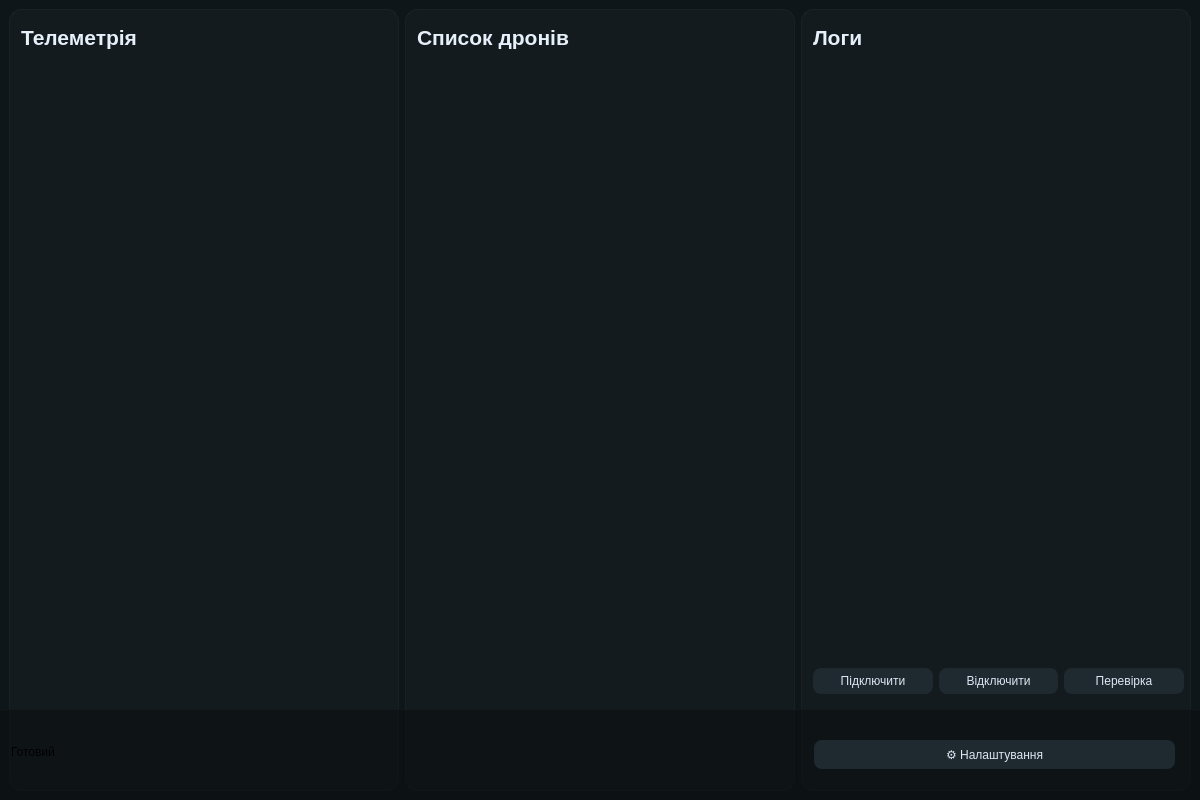
Above: UI_HUD.ui from GeraPashchenko/test-project before the change. Below: the same form after it.
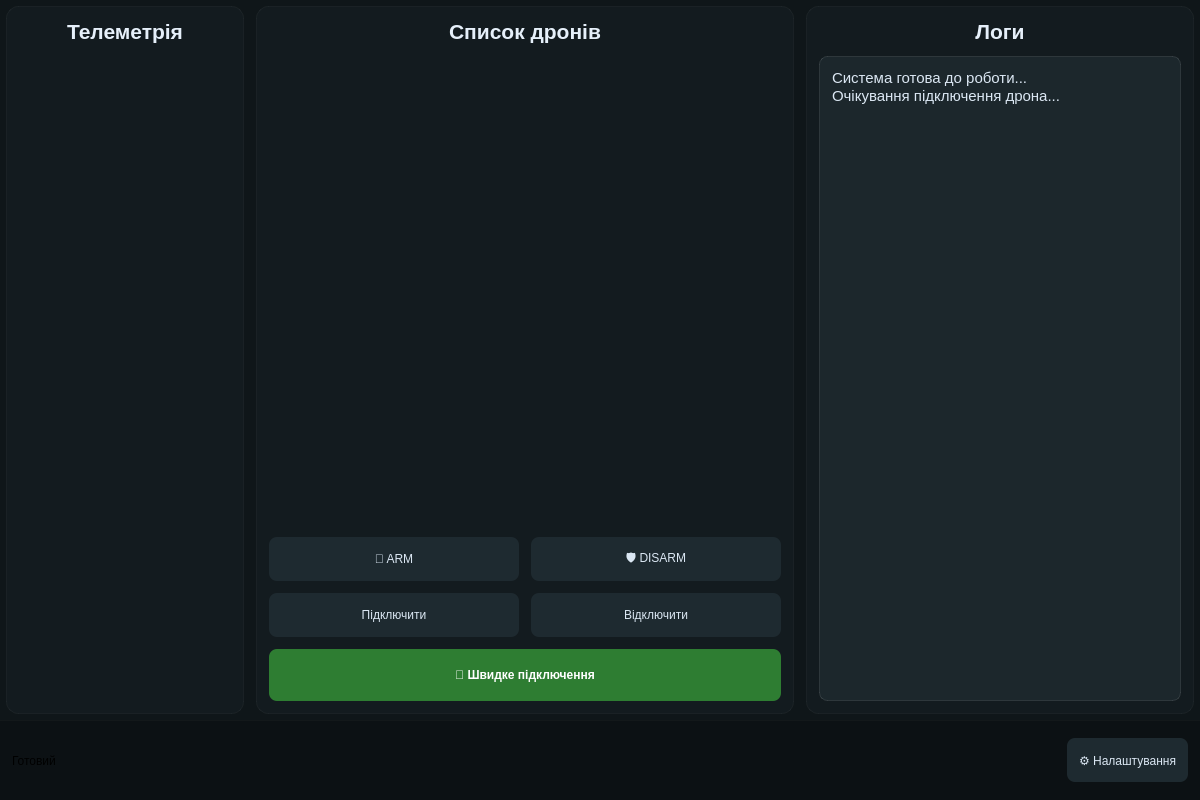
That is the form after the change.

Commit message: ARM/DISARM + flex design

```diff
--- a/UI_HUD.ui
+++ b/UI_HUD.ui
@@ -10,6 +10,12 @@
     <height>800</height>
    </rect>
   </property>
+  <property name="minimumSize">
+   <size>
+    <width>800</width>
+    <height>600</height>
+   </size>
+  </property>
    <property name="windowTitle">
    <string>Інтерфейс Управління Дронами</string>
    </property>
@@ -27,6 +33,7 @@
     background-color: rgba(20,28,33,0.7);
     border-radius: 12px;
     border: 1px solid rgba(255,255,255,0.04);
+    margin: 6px;
 }
 
 QFrame#hudFrame {
@@ -45,6 +52,7 @@
     color: #dbe7f3;
     border-radius: 8px;
     padding: 6px 12px;
+    min-height: 32px;
 }
 QPushButton:hover {
     background-color: #26343d;
@@ -52,71 +60,174 @@
 QPushButton:pressed {
     background-color: #1a2429;
 }
+
+QTextEdit, QPlainTextEdit {
+    background-color: rgba(30,42,48,0.8);
+    border: 1px solid rgba(255,255,255,0.1);
+    border-radius: 8px;
+    color: #dbe7f3;
+    padding: 8px;
+    font-family: "Consolas", "Monaco", monospace;
+    font-size: 11pt;
+}
     </string>
    </property>
-   <layout class="QHBoxLayout" name="horizontalLayout">
+   <layout class="QVBoxLayout" name="mainVerticalLayout">
+    <property name="spacing">
+     <number>0</number>
+    </property>
+    <property name="leftMargin">
+     <number>0</number>
+    </property>
+    <property name="topMargin">
+     <number>0</number>
+    </property>
+    <property name="rightMargin">
+     <number>0</number>
+    </property>
+    <property name="bottomMargin">
+     <number>0</number>
+    </property>
+    <item>
+     <layout class="QHBoxLayout" name="mainHorizontalLayout">
+      <property name="spacing">
+       <number>0</number>
+      </property>
     <item>
      <widget class="QFrame" name="leftPanel">
+        <property name="minimumSize">
+         <size>
+          <width>250</width>
+          <height>0</height>
+         </size>
+        </property>
+        <property name="maximumSize">
+         <size>
+          <width>350</width>
+          <height>16777215</height>
+         </size>
+        </property>
+        <layout class="QVBoxLayout" name="leftPanelLayout">
+         <property name="spacing">
+          <number>12</number>
+         </property>
+         <property name="leftMargin">
+          <number>12</number>
+         </property>
+         <property name="topMargin">
+          <number>12</number>
+         </property>
+         <property name="rightMargin">
+          <number>12</number>
+         </property>
+         <property name="bottomMargin">
+          <number>12</number>
+         </property>
+         <item>
       <widget class="QLabel" name="radarTitle">
-       <property name="geometry">
-        <rect>
-         <x>12</x>
-         <y>12</y>
-         <width>161</width>
-         <height>33</height>
-        </rect>
-       </property>
        <property name="text">
         <string>Телеметрiя</string>
        </property>
-      </widget>
+           <property name="alignment">
+            <set>Qt::AlignCenter</set>
+           </property>
+          </widget>
+         </item>
+         <item>
+          <spacer name="leftPanelSpacer">
+           <property name="orientation">
+            <enum>Qt::Vertical</enum>
+           </property>
+           <property name="sizeHint" stdset="0">
+            <size>
+             <width>20</width>
+             <height>40</height>
+            </size>
+           </property>
+          </spacer>
+         </item>
+        </layout>
      </widget>
     </item>
     <item>
      <widget class="QFrame" name="centerPanel">
-      <property name="enabled">
-       <bool>true</bool>
-      </property>
+        <property name="sizePolicy">
+         <sizepolicy hsizetype="Expanding" vsizetype="Preferred">
+          <horstretch>0</horstretch>
+          <verstretch>0</verstretch>
+         </sizepolicy>
+        </property>
+        <property name="minimumSize">
+         <size>
+          <width>300</width>
+          <height>0</height>
+         </size>
+        </property>
+        <layout class="QVBoxLayout" name="centerPanelLayout">
+         <property name="spacing">
+          <number>12</number>
+         </property>
+         <property name="leftMargin">
+          <number>12</number>
+         </property>
+         <property name="topMargin">
+          <number>12</number>
+         </property>
+         <property name="rightMargin">
+          <number>12</number>
+         </property>
+         <property name="bottomMargin">
+          <number>12</number>
+         </property>
+         <item>
       <widget class="QLabel" name="videoTitle">
-       <property name="geometry">
-        <rect>
-         <x>12</x>
-         <y>12</y>
-         <width>201</width>
-         <height>33</height>
-        </rect>
-       </property>
        <property name="text">
         <string>Список дронiв</string>
        </property>
-      </widget>
-     </widget>
+           <property name="alignment">
+            <set>Qt::AlignCenter</set>
+           </property>
+          </widget>
     </item>
     <item>
-     <widget class="QFrame" name="rightPanel">
-      <widget class="QLabel" name="settingsTitle">
-       <property name="geometry">
-        <rect>
-         <x>12</x>
-         <y>12</y>
-         <width>211</width>
-         <height>33</height>
-        </rect>
-       </property>
+          <spacer name="centerPanelSpacer">
+           <property name="orientation">
+            <enum>Qt::Vertical</enum>
+           </property>
+           <property name="sizeHint" stdset="0">
+            <size>
+             <width>20</width>
+             <height>40</height>
+            </size>
+           </property>
+          </spacer>
+         </item>
+         <item>
+          <layout class="QHBoxLayout" name="armDisarmLayout">
+           <item>
+            <widget class="QPushButton" name="armButton">
+             <property name="enabled">
+              <bool>true</bool>
+             </property>
        <property name="text">
-        <string>Логи</string>
-       </property>
-      </widget>
-      <widget class="QWidget" name="">
-       <property name="geometry">
-        <rect>
-         <x>12</x>
-         <y>647</y>
-         <width>371</width>
-         <height>51</height>
-        </rect>
-       </property>
-       <layout class="QHBoxLayout" name="horizontalLayout_2">
+              <string>🔫 ARM</string>
+             </property>
+            </widget>
+           </item>
+           <item>
+            <widget class="QPushButton" name="disarmButton">
+             <property name="enabled">
+              <bool>true</bool>
+             </property>
+             <property name="text">
+              <string>🛡️ DISARM</string>
+             </property>
+            </widget>
+           </item>
+          </layout>
+         </item>
+         <item>
+          <layout class="QHBoxLayout" name="connectionLayout">
         <item>
          <widget class="QPushButton" name="stopButton">
           <property name="text">
@@ -131,36 +242,137 @@
           </property>
          </widget>
         </item>
+          </layout>
+         </item>
         <item>
          <widget class="QPushButton" name="startButton">
           <property name="text">
-           <string>Перевірка</string>
-          </property>
+            <string>🚁 Швидке підключення</string>
+           </property>
+           <property name="styleSheet">
+            <string notr="true">
+QPushButton {
+    background-color: #2e7d32;
+    color: white;
+    border: none;
+    border-radius: 8px;
+    padding: 8px 16px;
+    font-weight: bold;
+    min-height: 36px;
+}
+QPushButton:hover {
+    background-color: #388e3c;
+}
+QPushButton:pressed {
+    background-color: #1b5e20;
+}
+            </string>
+           </property>
          </widget>
         </item>
        </layout>
       </widget>
-     </widget>
-    </item>
-   </layout>
+      </item>
+      <item>
+       <widget class="QFrame" name="rightPanel">
+        <property name="minimumSize">
+         <size>
+          <width>250</width>
+          <height>0</height>
+         </size>
+        </property>
+        <property name="maximumSize">
+         <size>
+          <width>400</width>
+          <height>16777215</height>
+         </size>
+        </property>
+        <layout class="QVBoxLayout" name="rightPanelLayout">
+         <property name="spacing">
+          <number>12</number>
+         </property>
+         <property name="leftMargin">
+          <number>12</number>
+         </property>
+         <property name="topMargin">
+          <number>12</number>
+         </property>
+         <property name="rightMargin">
+          <number>12</number>
+         </property>
+         <property name="bottomMargin">
+          <number>12</number>
+         </property>
+         <item>
+          <widget class="QLabel" name="settingsTitle">
+           <property name="text">
+            <string>Логи</string>
+           </property>
+           <property name="alignment">
+            <set>Qt::AlignCenter</set>
+           </property>
+          </widget>
+         </item>
+         <item>
+          <widget class="QPlainTextEdit" name="logsTextEdit">
+           <property name="sizePolicy">
+            <sizepolicy hsizetype="Expanding" vsizetype="Expanding">
+             <horstretch>0</horstretch>
+             <verstretch>0</verstretch>
+            </sizepolicy>
+           </property>
+           <property name="minimumSize">
+            <size>
+             <width>0</width>
+             <height>200</height>
+            </size>
+           </property>
+           <property name="readOnly">
+            <bool>true</bool>
+           </property>
+           <property name="plainText">
+            <string>Система готова до роботи...
+Очікування підключення дрона...</string>
+           </property>
+          </widget>
+         </item>
+        </layout>
+       </widget>
+      </item>
+     </layout>
+    </item>
+    <item>
    <widget class="QFrame" name="hudFrame">
-    <property name="geometry">
-     <rect>
-      <x>0</x>
-      <y>709</y>
-      <width>1200</width>
-      <height>91</height>
-     </rect>
-    </property>
+      <property name="minimumSize">
+       <size>
+        <width>0</width>
+        <height>80</height>
+       </size>
+      </property>
+      <property name="maximumSize">
+       <size>
+        <width>16777215</width>
+        <height>120</height>
+       </size>
+      </property>
+      <layout class="QHBoxLayout" name="hudLayout">
+       <property name="spacing">
+        <number>12</number>
+       </property>
+       <property name="leftMargin">
+        <number>12</number>
+       </property>
+       <property name="topMargin">
+        <number>12</number>
+       </property>
+       <property name="rightMargin">
+        <number>12</number>
+       </property>
+       <property name="bottomMargin">
+        <number>12</number>
+       </property>
+       <item>
     <widget class="QLabel" name="statusLabel">
-     <property name="geometry">
-      <rect>
-       <x>11</x>
-       <y>12</y>
-       <width>131</width>
-       <height>61</height>
-      </rect>
-     </property>
      <property name="styleSheet">
       <string notr="true">font: 26pt "MS Shell Dlg 2";</string>
      </property>
@@ -168,24 +380,37 @@
       <string>Готовий</string>
      </property>
     </widget>
+       </item>
+       <item>
+        <spacer name="hudSpacer">
+         <property name="orientation">
+          <enum>Qt::Horizontal</enum>
+         </property>
+         <property name="sizeHint" stdset="0">
+          <size>
+           <width>40</width>
+           <height>20</height>
+          </size>
+         </property>
+        </spacer>
+       </item>
+       <item>
     <widget class="QPushButton" name="settingsButton">
-     <property name="geometry">
-      <rect>
-       <x>814</x>
-       <y>31</y>
-       <width>361</width>
-       <height>29</height>
-      </rect>
+         <property name="maximumSize">
+          <size>
+           <width>200</width>
+           <height>16777215</height>
+          </size>
      </property>
      <property name="text">
       <string>⚙ Налаштування</string>
      </property>
     </widget>
-   </widget>
-   <zorder>leftPanel</zorder>
-   <zorder>rightPanel</zorder>
-   <zorder>centerPanel</zorder>
-   <zorder>hudFrame</zorder>
+       </item>
+      </layout>
+     </widget>
+    </item>
+   </layout>
   </widget>
  </widget>
  <resources/>
```
Lines whose indentation alone changed are shown as unchanged. The commit also changes 3 other files.
